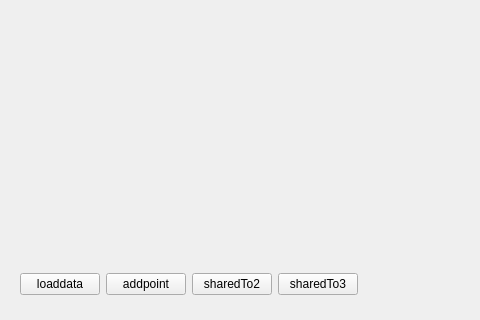
Qt form Plugins/PluginSharedDataStorage/mainwindow.ui (BigBrotherHui/Demos) before a commit; both pictures show x 0 to 480 and y 280 to 600 of the 800 by 600 pixel window.
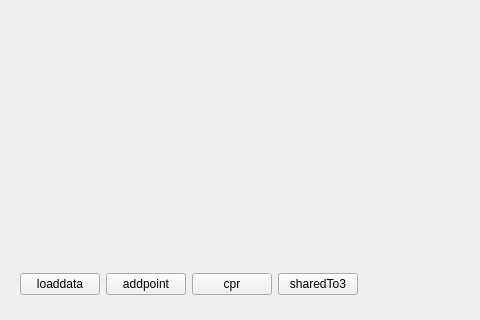
The same form after that commit.

Diff of the .ui file:
```diff
--- a/Plugins/PluginSharedDataStorage/mainwindow.ui
+++ b/Plugins/PluginSharedDataStorage/mainwindow.ui
@@ -45,7 +45,7 @@
         <item>
          <widget class="QPushButton" name="pushButton_sharedTo2">
           <property name="text">
-           <string>sharedTo2</string>
+           <string>cpr</string>
           </property>
          </widget>
         </item>
```
Left out of the diff: 2 changed lines with no effect on the pictures.
